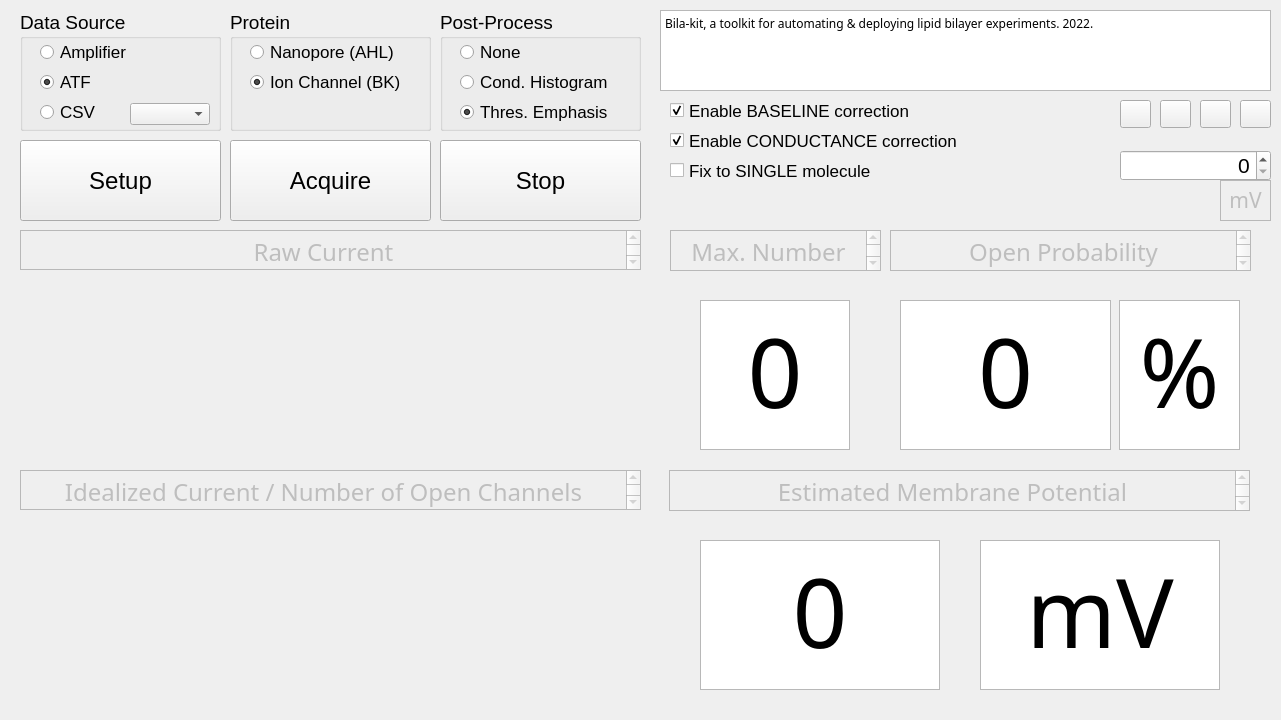
Before: the Qt Designer form Bila-kit/MyMain.ui in tlabHybrid/RealtimeQuantitativeBilayer, drawn with Qt 5.
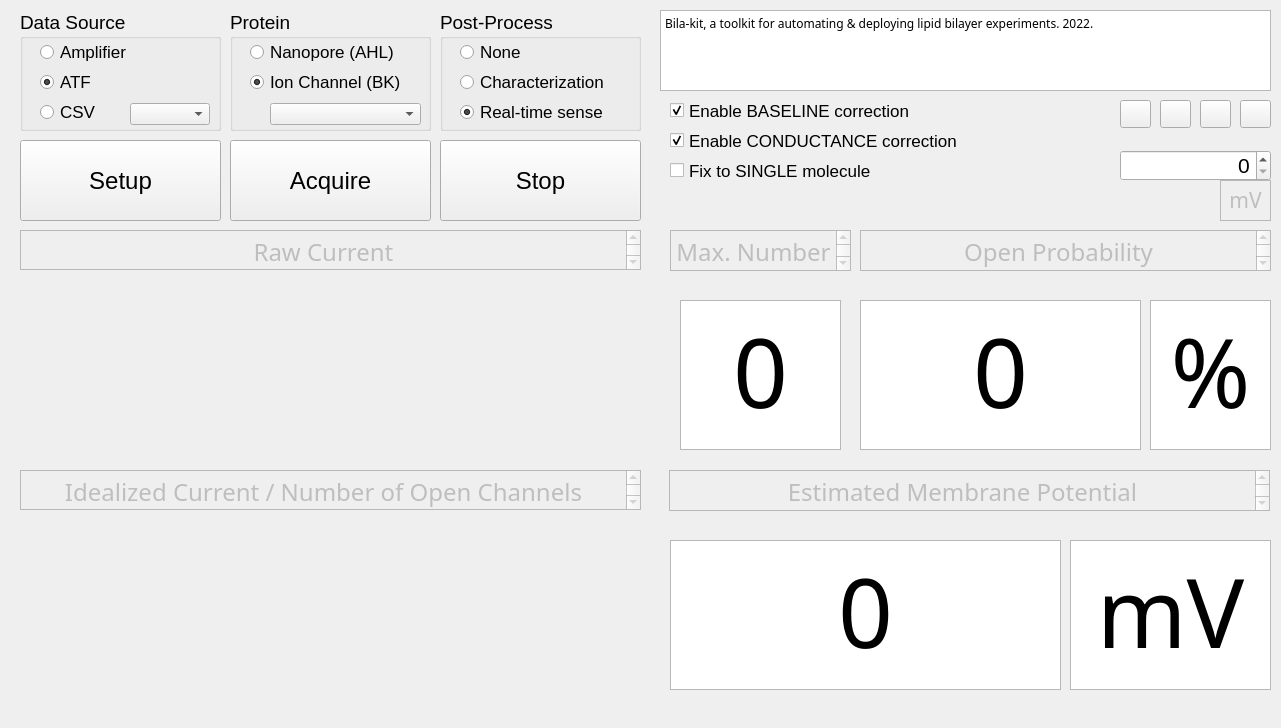
After: the same form once the commit is applied. Custom widgets are drawn as their Qt base class.

```diff
--- a/Bila-kit/MyMain.ui
+++ b/Bila-kit/MyMain.ui
@@ -7,7 +7,7 @@
     <x>0</x>
     <y>0</y>
     <width>1281</width>
-    <height>720</height>
+    <height>728</height>
    </rect>
   </property>
   <property name="windowTitle">
@@ -39,9 +39,9 @@
    </property>
    <property name="geometry">
     <rect>
-     <x>890</x>
+     <x>860</x>
      <y>230</y>
-     <width>361</width>
+     <width>411</width>
      <height>41</height>
     </rect>
    </property>
@@ -62,9 +62,9 @@
   <widget class="QTextBrowser" name="textBrowser_2">
    <property name="geometry">
     <rect>
-     <x>900</x>
+     <x>860</x>
      <y>300</y>
-     <width>211</width>
+     <width>281</width>
      <height>150</height>
     </rect>
    </property>
@@ -85,7 +85,7 @@
   <widget class="QTextBrowser" name="textBrowser_3">
    <property name="geometry">
     <rect>
-     <x>1119</x>
+     <x>1150</x>
      <y>300</y>
      <width>121</width>
      <height>150</height>
@@ -113,7 +113,7 @@
     <rect>
      <x>669</x>
      <y>470</y>
-     <width>581</width>
+     <width>601</width>
      <height>41</height>
     </rect>
    </property>
@@ -134,9 +134,9 @@
   <widget class="QTextBrowser" name="textBrowser_5">
    <property name="geometry">
     <rect>
-     <x>700</x>
+     <x>670</x>
      <y>540</y>
-     <width>240</width>
+     <width>391</width>
      <height>150</height>
     </rect>
    </property>
@@ -160,9 +160,9 @@
    </property>
    <property name="geometry">
     <rect>
-     <x>980</x>
+     <x>1070</x>
      <y>540</y>
-     <width>240</width>
+     <width>201</width>
      <height>150</height>
     </rect>
    </property>
@@ -317,7 +317,7 @@
     <rect>
      <x>670</x>
      <y>230</y>
-     <width>211</width>
+     <width>181</width>
      <height>41</height>
     </rect>
    </property>
@@ -338,9 +338,9 @@
   <widget class="QTextBrowser" name="textBrowser_12">
    <property name="geometry">
     <rect>
-     <x>700</x>
+     <x>680</x>
      <y>300</y>
-     <width>150</width>
+     <width>161</width>
      <height>150</height>
     </rect>
    </property>
@@ -499,6 +499,16 @@
      <bool>true</bool>
     </property>
    </widget>
+   <widget class="QComboBox" name="comboBox_2">
+    <property name="geometry">
+     <rect>
+      <x>40</x>
+      <y>93</y>
+      <width>151</width>
+      <height>22</height>
+     </rect>
+    </property>
+   </widget>
   </widget>
   <widget class="QCheckBox" name="checkBox">
    <property name="geometry">
@@ -628,7 +638,7 @@
      </font>
     </property>
     <property name="text">
-     <string>Cond. Histogram</string>
+     <string>Characterization</string>
     </property>
     <property name="checked">
      <bool>false</bool>
@@ -649,7 +659,7 @@
      </font>
     </property>
     <property name="text">
-     <string>Thres. Emphasis</string>
+     <string>Real-time sense</string>
     </property>
     <property name="checked">
      <bool>true</bool>
```
